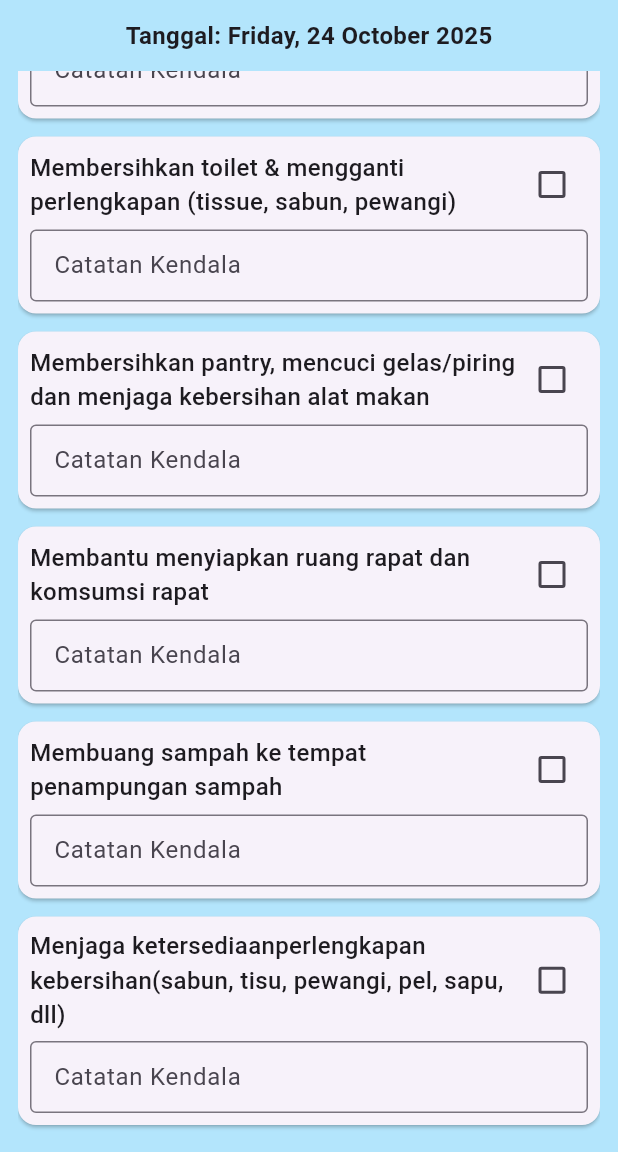
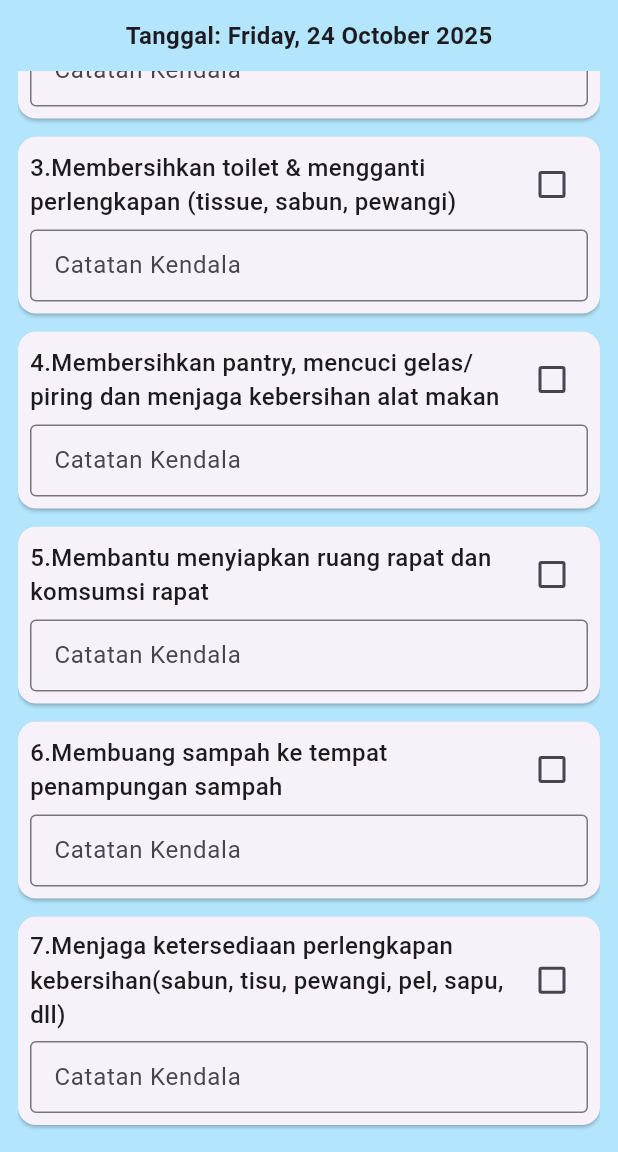
Before and after one commit to ijpcposco-a11y/checklistOBIJPC, a Flutter app: the ChecklistPage screen opened directly, scrolled down 222 dp, after a tap on the "save" icon, on a phone screen of 412 x 824 dp, the part 84-1236 px from its top. Run offline on Flutter 3.47's test engine with Material 3 defaults, Android fonts, the light colour scheme and no system bars; our stand-ins replace permission_handler, shared_preferences, sqflite; missing offline and left inert: excel; accounts and stored records are empty.

Commit message:
Update checklist_page.dart

```diff
--- a/lib/checklist_page.dart
+++ b/lib/checklist_page.dart
@@ -17,13 +17,13 @@ class ChecklistPage extends StatefulWidget {
 
 class _ChecklistPageState extends State<ChecklistPage> {
   List<Map<String, dynamic>> checklist = [
-    {'nama': 'Membersihkan meja kerja, kursi & lantai ruangan kerja', 'selesai': false, 'note': ''},
-    {'nama': 'Menyapu & mengepel seluruh area kantor', 'selesai': false, 'note': ''},
-    {'nama': 'Membersihkan toilet & mengganti perlengkapan (tissue, sabun, pewangi)', 'selesai': false, 'note': ''},
-    {'nama': 'Membersihkan pantry, mencuci gelas/piring dan menjaga kebersihan alat makan', 'selesai': false, 'note': ''},
-    {'nama': 'Membantu menyiapkan ruang rapat dan komsumsi rapat', 'selesai': false, 'note': ''},
-    {'nama': 'Membuang sampah ke tempat penampungan sampah', 'selesai': false, 'note': ''},
-    {'nama': 'Menjaga ketersediaanperlengkapan kebersihan(sabun, tisu, pewangi, pel, sapu, dll)', 'selesai': false, 'note': ''},
+    {'nama': '1.Membersihkan meja kerja, kursi & lantai ruangan kerja', 'selesai': false, 'note': ''},
+    {'nama': '2.Menyapu & mengepel seluruh area kantor', 'selesai': false, 'note': ''},
+    {'nama': '3.Membersihkan toilet & mengganti perlengkapan (tissue, sabun, pewangi)', 'selesai': false, 'note': ''},
+    {'nama': '4.Membersihkan pantry, mencuci gelas/piring dan menjaga kebersihan alat makan', 'selesai': false, 'note': ''},
+    {'nama': '5.Membantu menyiapkan ruang rapat dan komsumsi rapat', 'selesai': false, 'note': ''},
+    {'nama': '6.Membuang sampah ke tempat penampungan sampah', 'selesai': false, 'note': ''},
+    {'nama': '7.Menjaga ketersediaan perlengkapan kebersihan(sabun, tisu, pewangi, pel, sapu, dll)', 'selesai': false, 'note': ''},
   ];
 
   DateTime selectedDate = DateTime.now();
@@ -47,10 +47,10 @@ class _ChecklistPageState extends State<ChecklistPage> {
 
   Future<void> saveChecklist() async {
     final prefs = await SharedPreferences.getInstance();
-    prefs.setStringList(
-      'checklistData',
-      checklist.map((e) => '${e['nama']}||${e['selesai']}||${e['note']}').toList(),
-    );
+    // Pastikan convert bool ke string
+    List<String> dataToSave = checklist.map((e) =>
+        '${e['nama']}||${e['selesai'] ? 'true' : 'false'}||${e['note']}').toList();
+    await prefs.setStringList('checklistData', dataToSave);
   }
 
   Future<void> loadChecklist() async {
@@ -62,7 +62,7 @@ class _ChecklistPageState extends State<ChecklistPage> {
           final parts = e.split('||');
           return {
             'nama': parts[0],
-            'selesai': parts[1] == 'true',
+            'selesai': parts.length > 1 ? parts[1] == 'true' : false,
             'note': parts.length > 2 ? parts[2] : '',
           };
         }).toList();
@@ -75,7 +75,6 @@ class _ChecklistPageState extends State<ChecklistPage> {
       if (await Permission.storage.request().isGranted) {
         var excel = xls.Excel.createExcel();
         xls.Sheet sheet = excel['Rekap'];
-
         sheet.appendRow(['No', 'Tanggal', 'Nama Tugas', 'Status', 'Catatan Kendala']);
 
         for (int i = 0; i < checklist.length; i++) {
@@ -146,6 +145,7 @@ class _ChecklistPageState extends State<ChecklistPage> {
                 itemCount: checklist.length,
                 itemBuilder: (context, index) {
                   return Card(
+                    color: checklist[index]['selesai'] ? Colors.green[100] : null,
                     margin: const EdgeInsets.symmetric(vertical: 6),
                     child: Padding(
                       padding: const EdgeInsets.all(8.0),
@@ -180,6 +180,8 @@ class _ChecklistPageState extends State<ChecklistPage> {
                               checklist[index]['note'] = val;
                               saveChecklist();
                             },
+                            controller: TextEditingController(
+                                text: checklist[index]['note']),
                           ),
                         ],
                       ),
```
